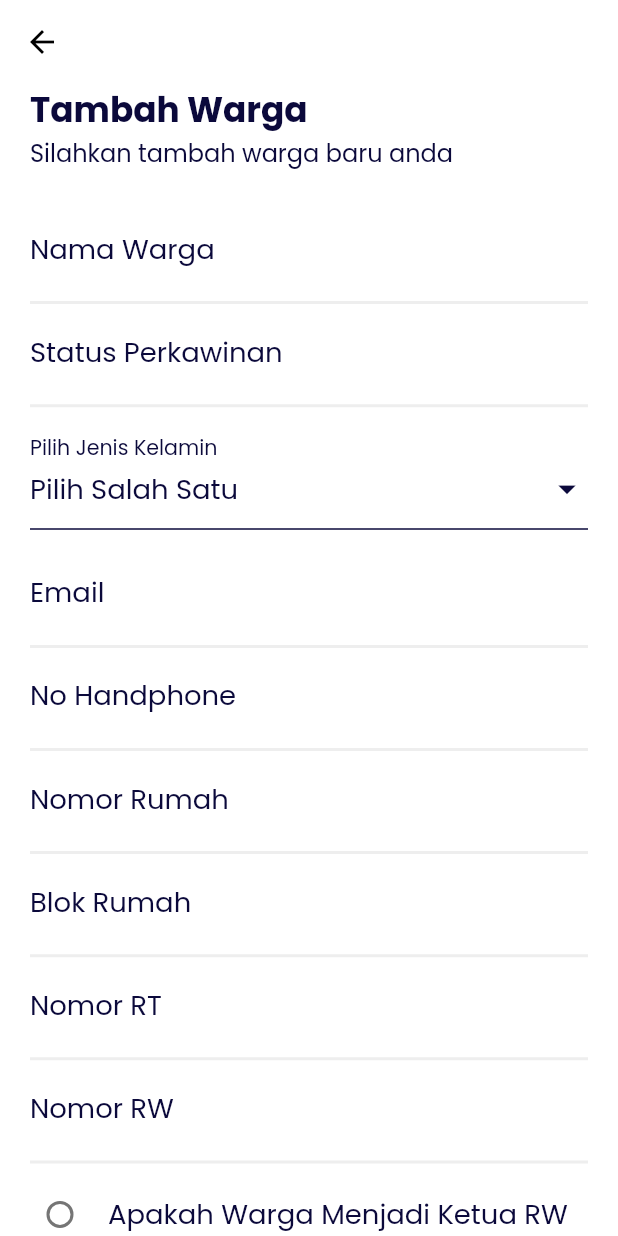
After one commit to umaaamm/kita_warga_apps, a Flutter app: the AddWargaPages screen opened directly, on a phone screen of 412 x 824 dp. The commit adds this screen. Run offline on Flutter 3.47's test engine with Material 2 defaults, Android fonts, the light colour scheme and no system bars; our stand-ins replace dio, flutter_screenutil, flutter_svg, google_fonts, rxdart and 1 more; missing offline and left inert: dart:ffi, flutter_floating_bottom_bar; accounts and stored records are empty.

Commit message:
[main][add warga] : add add warga and custom component

```diff
--- /dev/null
+++ b/lib/components/checkbox_component.dart
@@ -0,0 +1,39 @@
+import 'package:flutter/material.dart';
+import 'package:flutter_screenutil/flutter_screenutil.dart';
+import 'package:kita_warga_apps/theme.dart';
+
+class checkboxRounded extends StatelessWidget {
+  final Function(bool?) toggleCheckboxState;
+  final String title;
+  const checkboxRounded({
+    super.key,
+    required this.checkValue,
+    required this.title,
+    required this.toggleCheckboxState
+  });
+
+  final bool checkValue;
+
+  @override
+  Widget build(BuildContext context) {
+    return Padding(
+      padding: EdgeInsets.only(left: 20,right: 20, top: 10, bottom: 10),
+      child: SizedBox(
+        height: 60,
+        child: CheckboxListTile(
+          visualDensity: VisualDensity.compact,
+          contentPadding: EdgeInsets.all(0),
+          title: Text(title, style: regularTextStyle.copyWith(
+              fontSize: 16.sp, color: blueColor),), //    <-- label
+          value: checkValue,
+          onChanged: toggleCheckboxState,
+          controlAffinity: ListTileControlAffinity
+              .leading, //  <-- leading Checkbox
+          activeColor: blueColor,
+          checkboxShape: RoundedRectangleBorder(
+              borderRadius: BorderRadius.circular(15)),
+        ),
+      ),
+    );
+  }
+}
--- /dev/null
+++ b/lib/components/dropdown_component.dart
@@ -0,0 +1,71 @@
+import 'package:flutter/material.dart';
+import 'package:flutter_screenutil/flutter_screenutil.dart';
+import 'package:kita_warga_apps/pages/warga/title_warga.dart';
+
+import '../theme.dart';
+import '../utils/constant.dart';
+
+class dropdownCustom extends StatelessWidget {
+  final String title;
+  final Function(String?) onChanged;
+  final String textHint;
+  const dropdownCustom({
+    super.key,
+    required this.textHint,
+    required this.title,
+    required this.onChanged,
+    required this.dropdownValue,
+    required this.list,
+  });
+
+  final String dropdownValue;
+  final List<String> list;
+
+  @override
+  Widget build(BuildContext context) {
+    return Padding(
+      padding: EdgeInsets.only(left: 20, right: 20, top: 10, bottom: 10),
+      child: InputDecorator(
+        decoration: InputDecoration(
+          labelText: title,
+          labelStyle: regularTextStyle.copyWith(
+              fontSize: 16.sp, color: blueColor),
+          enabledBorder: UnderlineInputBorder(
+            borderSide: BorderSide(color: blueColor),
+          ),
+          focusedBorder: UnderlineInputBorder(
+            borderSide: BorderSide(color: greyColorLight),
+          ),
+        ),
+        child: Container(
+          height: 30,
+          child: DropdownButton<String>(
+            isExpanded: true,
+            iconSize: 28,
+            hint: Text(
+              textHint,
+              style: regularTextStyle.copyWith(
+                  fontSize: 16.sp, color: greyColorLight),
+            ),
+            value: dropdownValue,
+            icon: const Icon(
+              Icons.arrow_drop_down,
+              color: blueColorConstant,
+            ),
+            elevation: 16,
+            style: regularTextStyle.copyWith(
+                fontSize: 16.sp, color: blueColor),
+            underline: SizedBox(),
+            onChanged: onChanged,
+            items: list.map<DropdownMenuItem<String>>((String value) {
+              return DropdownMenuItem<String>(
+                value: value,
+                child: Text(value),
+              );
+            }).toList(),
+          ),
+        ),
+      ),
+    );
+  }
+}
--- /dev/null
+++ b/lib/components/text_input_border_bottom.dart
@@ -0,0 +1,39 @@
+import 'package:flutter/material.dart';
+import 'package:flutter_screenutil/flutter_screenutil.dart';
+import 'package:kita_warga_apps/theme.dart';
+
+class TextInputBorderBottom extends StatelessWidget {
+  final String labelText;
+  final String hintText;
+  final ValueChanged<String> onChanged;
+  const TextInputBorderBottom({
+    super.key,
+    required this.labelText,
+    required this.hintText,
+    required this.onChanged,
+  });
+
+  @override
+  Widget build(BuildContext context) {
+    return Padding(
+      padding: EdgeInsets.only(left: 20, right: 20),
+      child: TextField(
+        onChanged: onChanged,
+        style: regularTextStyle.copyWith(
+            fontSize: 16.sp),
+        cursorColor: blueColor,
+        decoration: InputDecoration(
+          labelText: labelText,
+          labelStyle: regularTextStyle.copyWith(fontSize: 16.sp,color: blueColor),
+          hintText: hintText,
+          enabledBorder: UnderlineInputBorder(
+            borderSide: BorderSide(color: greyColorLight, width: 2),
+          ),
+          focusedBorder: UnderlineInputBorder(
+            borderSide: BorderSide(color: blueColor, width: 2),
+          ),
+        ),
+      ),
+    );
+  }
+}
--- /dev/null
+++ b/lib/pages/warga/add_warga/add_warga_pages.dart
@@ -0,0 +1,122 @@
+import 'package:flutter/material.dart';
+import 'package:flutter_screenutil/flutter_screenutil.dart';
+import 'package:kita_warga_apps/components/checkbox_component.dart';
+import 'package:kita_warga_apps/components/dropdown_component.dart';
+import 'package:kita_warga_apps/components/text_input_border_bottom.dart';
+import 'package:kita_warga_apps/pages/warga/title_warga.dart';
+import 'package:kita_warga_apps/theme.dart';
+import 'package:kita_warga_apps/utils/constant.dart';
+
+class AddWargaPages extends StatefulWidget {
+  const AddWargaPages({super.key});
+
+  @override
+  State<AddWargaPages> createState() => _AddWargaPagesState();
+}
+
+class _AddWargaPagesState extends State<AddWargaPages> {
+  static const List<String> list = <String>[
+    'Pilih Salah Satu',
+    'Laki-Laki',
+    'Perempuan'
+  ];
+  String dropdownValue = list.first;
+  bool checkValue = false;
+
+  @override
+  Widget build(BuildContext context) {
+    return Scaffold(
+      backgroundColor: Colors.white,
+      extendBodyBehindAppBar: true,
+      appBar: AppBar(
+        elevation: 0,
+        backgroundColor: Colors.white,
+        leading: new IconButton(
+            color: Colors.black,
+            icon: new Icon(Icons.arrow_back),
+            onPressed: () {
+              Navigator.pop(context);
+            }),
+      ),
+      body: SafeArea(
+          bottom: false,
+          child: ListView(
+            shrinkWrap: true,
+            physics: ClampingScrollPhysics(),
+            children: [
+              title_warga(
+                Title: "Tambah Warga",
+                SubTitle: "Silahkan tambah warga baru anda",
+              ),
+              SizedBox(height: 20,),
+              TextInputBorderBottom(
+                  labelText: "Nama Warga",
+                  hintText: "Masukkan nama warga",
+                  onChanged: (value) {
+                    print(value);
+                  }),
+              TextInputBorderBottom(
+                  labelText: "Status Perkawinan",
+                  hintText: "Masukkan status perkawinan",
+                  onChanged: (value) {
+                    print(value);
+                  }),
+              dropdownCustom(
+                  textHint: "Jenis Kelamin",
+                  title: "Pilih Jenis Kelamin",
+                  onChanged: (value) {
+                    setState(() {
+                      dropdownValue = value!;
+                    });
+                  },
+                  dropdownValue: dropdownValue,
+                  list: list),
+              TextInputBorderBottom(
+                  labelText: "Email",
+                  hintText: "Masukkan email warga",
+                  onChanged: (value) {
+                    print(value);
+                  }),
+              TextInputBorderBottom(
+                  labelText: "No Handphone",
+                  hintText: "Masukkan nomor handphone",
+                  onChanged: (value) {
+                    print(value);
+                  }),
+              TextInputBorderBottom(
+                  labelText: "Nomor Rumah",
+                  hintText: "Masukkan Nomor rumah",
+                  onChanged: (value) {
+                    print(value);
+                  }),
+              TextInputBorderBottom(
+                  labelText: "Blok Rumah",
+                  hintText: "Masukkan blok rumah warga",
+                  onChanged: (value) {
+                    print(value);
+                  }),
+              TextInputBorderBottom(
+                  labelText: "Nomor RT",
+                  hintText: "Masukkan Nomor RT",
+                  onChanged: (value) {
+                    print(value);
+                  }),
+              TextInputBorderBottom(
+                  labelText: "Nomor RW",
+                  hintText: "Masukkan Nomor RW",
+                  onChanged: (value) {
+                    print(value);
+                  }),
+              checkboxRounded(
+                  checkValue: checkValue,
+                  title: "Apakah Warga Menjadi Ketua RW",
+                  toggleCheckboxState: (value) {
+                    setState(() {
+                      checkValue = value!;
+                    });
+                  }),
+            ],
+          )),
+    );
+  }
+}
--- a/lib/pages/warga/title_warga.dart
+++ b/lib/pages/warga/title_warga.dart
@@ -4,7 +4,12 @@ import 'package:flutter_screenutil/flutter_screenutil.dart';
 import '../../theme.dart';
 
 class title_warga extends StatelessWidget {
+  final String Title;
+  final String SubTitle;
+
   const title_warga({
+    required this.Title,
+    required this.SubTitle,
     super.key,
   });
 
@@ -16,14 +21,14 @@ class title_warga extends StatelessWidget {
         crossAxisAlignment: CrossAxisAlignment.start,
         children: [
           Text(
-            'Data Warga',
+            Title,
             style: regularTextStyle.copyWith(
                 fontSize: 20.sp,
                 color: blueColor,
                 fontWeight: FontWeight.w700),
           ),
           Text(
-            'Daftar Warga yang anda kelola',
+            SubTitle,
             style: regularTextStyle.copyWith(
                 fontSize: 14.sp, color: blueColor),
           ),
--- a/lib/pages/warga/warga_pages.dart
+++ b/lib/pages/warga/warga_pages.dart
@@ -3,6 +3,7 @@ import 'dart:ffi';
 import 'package:flutter/material.dart';
 import 'package:flutter_screenutil/flutter_screenutil.dart';
 import 'package:kita_warga_apps/components/rounded_input_search.dart';
+import 'package:kita_warga_apps/pages/warga/add_warga/add_warga_pages.dart';
 import 'package:kita_warga_apps/pages/warga/list_shorting.dart';
 import 'package:kita_warga_apps/pages/warga/list_warga.dart';
 import 'package:kita_warga_apps/pages/warga/title_warga.dart';
@@ -30,7 +31,14 @@ class _WargaPagesState extends State<WargaPages> {
               color: Colors.black,
               icon: new Icon(Icons.add_circle),
               onPressed: () {
-                print("hahah");
+                Navigator.push(
+                  context,
+                  MaterialPageRoute(
+                    builder: (context) {
+                      return AddWargaPages();
+                    },
+                  ),
+                );
               }),
         ],
         leading: new IconButton(
@@ -46,7 +54,7 @@ class _WargaPagesState extends State<WargaPages> {
           shrinkWrap: true,
           physics: ClampingScrollPhysics(),
           children: [
-            title_warga(),
+            title_warga(Title: "Daftar Warga",SubTitle: "Daftar Warga yang anda Kelola"),
             SizedBox(
               height: ScreenUtil().setHeight(10),
             ),
```
